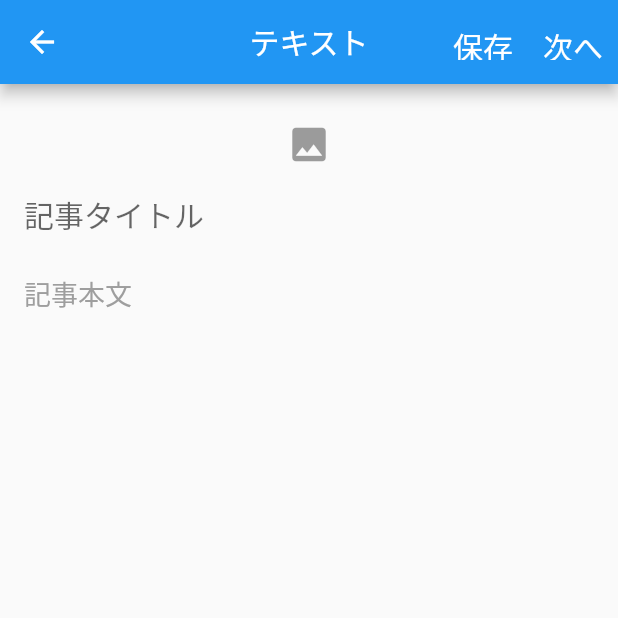
After one commit to nozo-moto/firebase_try, a Flutter app: the NewText screen opened directly, on a phone screen of 412 x 824 dp, the top half of it. The commit adds this screen. Run offline on Flutter 3.47's test engine with Material 2 defaults, Android fonts, the phone set to English and light mode, and no system bars; our stand-ins replace firebase_analytics, firebase_auth, firebase_core, firebase_database, google_sign_in, image_picker; accounts and stored records are empty.

```diff
--- /dev/null
+++ b/lib/ui/components/create/newtext.dart
@@ -0,0 +1,126 @@
+import 'dart:io';
+
+import "package:flutter/material.dart";
+import 'package:image_picker/image_picker.dart';
+
+class NewText extends StatefulWidget {
+  @override
+  _NewTextState createState() => new _NewTextState();
+}
+
+class _NewTextState extends State<NewText> {
+  @override
+  Widget build(BuildContext context) {
+    return Scaffold(
+      appBar: AppBar(
+        centerTitle: true,
+        title: Text("テキスト"),
+        actions: <Widget>[
+          GestureDetector(
+              onTap: () {},
+              child: Container(
+                padding: EdgeInsets.only(
+                    top: 16.0, bottom: 16.0, left: 10, right: 10),
+                child: Text(
+                  '保存',
+                  style: TextStyle(
+                    color: Colors.white,
+                    fontSize: 20,
+                  ),
+                ),
+              )),
+          GestureDetector(
+              onTap: () {},
+              child: Container(
+                padding: EdgeInsets.only(
+                    top: 16.0, bottom: 16.0, left: 10, right: 10),
+                child: Text(
+                  '次へ',
+                  style: TextStyle(
+                    color: Colors.white,
+                    fontSize: 20,
+                  ),
+                ),
+              )),
+        ],
+      ),
+      body: Padding(
+        padding: const EdgeInsets.all(16.0),
+        child: NewTextMain(),
+      ),
+    );
+  }
+}
+
+class NewTextMain extends StatefulWidget {
+  @override
+  _NewTextMain createState() => _NewTextMain();
+}
+
+class _NewTextMain extends State<NewTextMain> {
+  String _title;
+  String _content;
+  File _thumbnail;
+
+  Future getThumbnail() async {
+    var image = await ImagePicker.PickImage(source: ImageSource.gallery);
+    setState(() {
+      _thumbnail = image;
+    });
+  }
+
+  @override
+  Widget build(BuildContext context) {
+    return SingleChildScrollView(
+        child: Column(children: <Widget>[
+      Container(
+        child: GestureDetector(
+          onTap: getThumbnail,
+          child: _thumbnail == null
+            ? IconButton(
+              icon: new Icon(
+                Icons.insert_photo,
+                size: 30,
+              ),
+              color: Colors.grey,
+            )
+            : Image.file(_thumbnail),
+      )),
+      Container(
+        child: TextFormField(
+          decoration: InputDecoration(
+            hintText: '記事タイトル',
+            hintStyle: TextStyle(
+              fontSize: 20,
+            ),
+            border: InputBorder.none,
+          ),
+          style: TextStyle(
+            fontSize: 20,
+            color: Colors.black,
+          ),
+        ),
+        height: 50,
+      ),
+      Container(
+        child: TextFormField(
+          keyboardType: TextInputType.multiline,
+          maxLines: null,
+          decoration: InputDecoration(
+            hintStyle: TextStyle(
+              fontSize: 18,
+              color: Colors.grey,
+            ),
+            hintText: '記事本文',
+            border: InputBorder.none,
+          ),
+          style: TextStyle(
+            fontSize: 18,
+            color: Colors.black,
+          ),
+        ),
+        height: 1000,
+      )
+    ]));
+  }
+}
--- a/pubspec.yaml
+++ b/pubspec.yaml
@@ -11,6 +11,7 @@ dependencies:
     sdk: flutter
 
   io: ^0.3.3
+  image_picker: ^0.5.0
   cupertino_icons: ^0.1.2
   firebase_analytics: ^0.3.3
   firebase_auth: ^0.6.6
```
Also changed, not shown: lib/ui/components/timeline.dart (+5 -2 lines), lib/ui/create.dart (+47 -6 lines), 4 other files.
